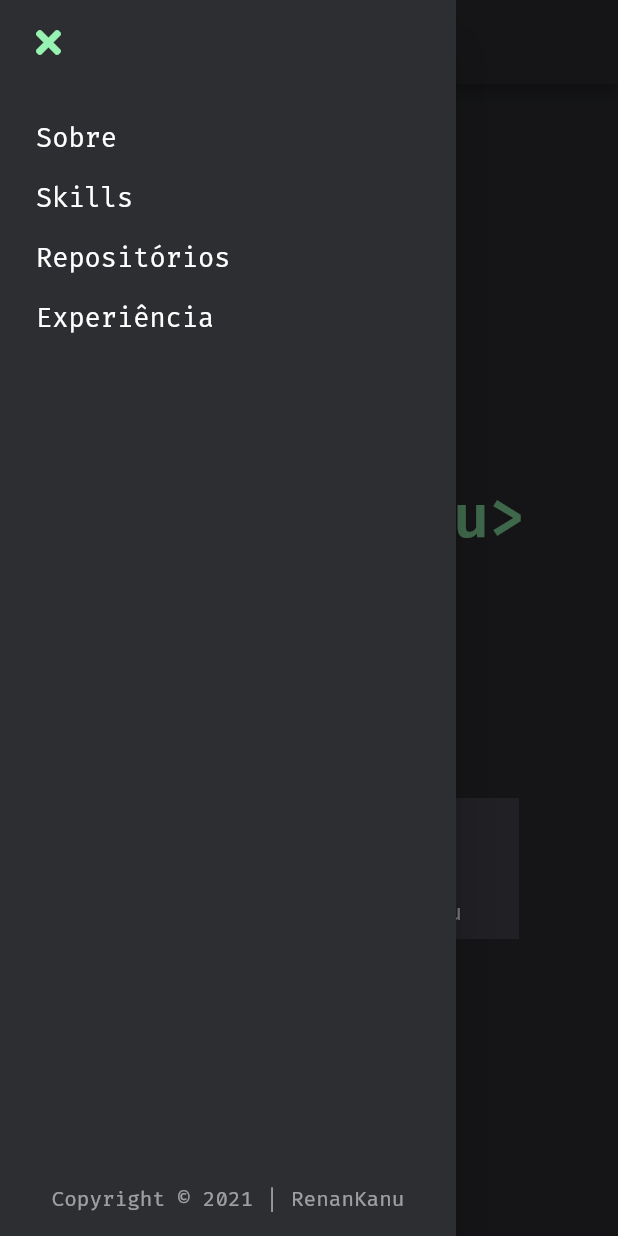
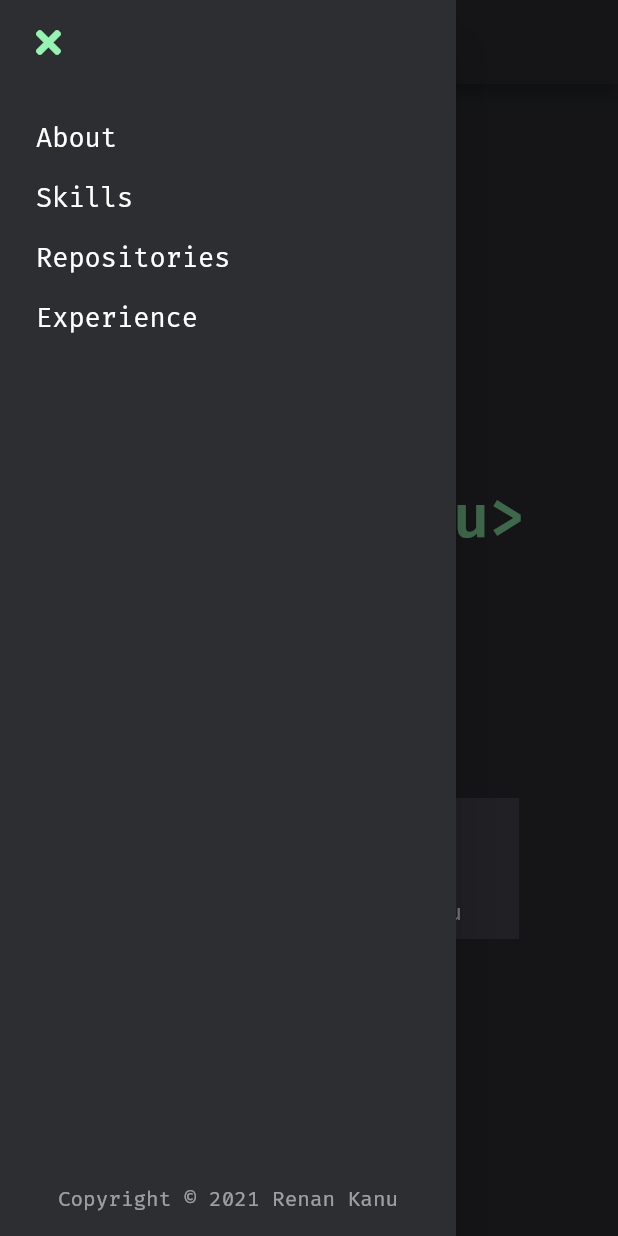
Before and after one commit to renankanu/flutter-portfolio, a Flutter app: the HomeSection screen opened directly, after a tap on an icon or button, on a phone screen of 412 x 824 dp. Run offline on Flutter 3.47's test engine with Material 2 defaults, Android fonts, the phone set to English and light mode, and no system bars; our stand-ins replace animated_text_kit, flutter_dotenv, flutter_modular, font_awesome_flutter, google_fonts, graphql_flutter and 4 more; missing offline and left inert: bloc_pattern, dart:html; accounts and stored records are empty; generated files the repository leaves out were written again; network calls fail; statements that could not run were skipped.

Commit message:
Feature - finish translation

```diff
--- a/lib/app/screens/components/my_appbar.dart
+++ b/lib/app/screens/components/my_appbar.dart
@@ -1,6 +1,7 @@
 import 'package:flutter/material.dart';
 import 'package:port_dart/app/screens/components/menu_item.dart';
 import 'package:port_dart/app/utils/colors.dart';
+import 'package:flutter_gen/gen_l10n/app_localizations.dart';
 
 class MyAppBar extends StatefulWidget {
   final Function onPressAbout;
@@ -55,7 +56,7 @@ class _MyAppBarState extends State<MyAppBar> {
             Row(
               children: [
                 MenuItem(
-                  title: 'Sobre',
+                  title: AppLocalizations.of(context).about,
                   onHolver: (value) {
                     setState(() {
                       _isHovering[0] = value;
@@ -77,7 +78,7 @@ class _MyAppBarState extends State<MyAppBar> {
                 ),
                 SizedBox(width: 10),
                 MenuItem(
-                  title: 'Repositórios',
+                  title: AppLocalizations.of(context).repository,
                   onHolver: (value) {
                     setState(() {
                       _isHovering[2] = value;
@@ -88,7 +89,7 @@ class _MyAppBarState extends State<MyAppBar> {
                 ),
                 SizedBox(width: 10),
                 MenuItem(
-                  title: 'Experiência',
+                  title: AppLocalizations.of(context).experience,
                   onHolver: (value) {
                     setState(() {
                       _isHovering[3] = value;
--- a/lib/app/screens/components/my_drawer.dart
+++ b/lib/app/screens/components/my_drawer.dart
@@ -1,6 +1,7 @@
 import 'package:flutter/material.dart';
 import 'package:font_awesome_flutter/font_awesome_flutter.dart';
 import 'package:port_dart/app/utils/colors.dart';
+import 'package:flutter_gen/gen_l10n/app_localizations.dart';
 
 class MyDrawer extends StatefulWidget {
   final Function onPressAbout;
@@ -46,7 +47,7 @@ class _MyDrawerState extends State<MyDrawer> {
                   widget.onPressAbout();
                 },
                 child: Text(
-                  'Sobre',
+                  AppLocalizations.of(context).about,
                   style: TextStyle(color: MyColors.white, fontSize: 18),
                 ),
               ),
@@ -68,7 +69,7 @@ class _MyDrawerState extends State<MyDrawer> {
                   widget.onPressRepo();
                 },
                 child: Text(
-                  'Repositórios',
+                  AppLocalizations.of(context).repository,
                   style: TextStyle(color: MyColors.white, fontSize: 18),
                 ),
               ),
@@ -79,7 +80,7 @@ class _MyDrawerState extends State<MyDrawer> {
                   widget.onPressXp();
                 },
                 child: Text(
-                  'Experiência',
+                  AppLocalizations.of(context).experience,
                   style: TextStyle(color: MyColors.white, fontSize: 18),
                 ),
               ),
@@ -87,7 +88,7 @@ class _MyDrawerState extends State<MyDrawer> {
                 child: Align(
                   alignment: Alignment.bottomCenter,
                   child: Text(
-                    'Copyright © 2021 | RenanKanu',
+                    '${AppLocalizations.of(context).copyright} ${DateTime.now().year} ${AppLocalizations.of(context).renanKanu}',
                     style: TextStyle(
                       color: Colors.white54,
                       fontSize: 14,
--- a/lib/app/screens/experience/experience_section.dart
+++ b/lib/app/screens/experience/experience_section.dart
@@ -1,5 +1,6 @@
 import 'package:flutter/material.dart';
 import 'package:port_dart/app/screens/components/base_container.dart';
+import 'package:flutter_gen/gen_l10n/app_localizations.dart';
 import 'package:port_dart/app/screens/experience/components/desc_xp.dart';
 import 'package:port_dart/app/screens/experience/components/row_xp.dart';
 import 'package:port_dart/app/utils/colors.dart';
@@ -16,7 +17,7 @@ class ExperienceSection extends StatelessWidget {
           crossAxisAlignment: CrossAxisAlignment.start,
           children: [
             Text(
-              'Experiências',
+              AppLocalizations.of(context).experience,
               style: TextStyle(
                   fontSize: 36,
                   fontWeight: FontWeight.w700,
@@ -29,60 +30,50 @@ class ExperienceSection extends StatelessWidget {
             ),
             SizedBox(height: 16),
             Text(
-              'Trabalhos anteriores e atuais',
+              AppLocalizations.of(context).prevCurrentWork,
               style: TextStyle(
                 color: MyColors.white,
               ),
             ),
             SizedBox(height: 60),
             RowXp(
-              time: 'Set. de 2019 - atual',
-              ocupation: 'Mobile Developer',
+              time: AppLocalizations.of(context).actualWorkDate,
+              ocupation: AppLocalizations.of(context).mobileDeveloper,
               company: 'MEGALEIOS',
               itemXp: Column(
                 crossAxisAlignment: CrossAxisAlignment.start,
                 children: [
-                  DescXp(
-                      label:
-                          '-> Desenvolvimento Mobile utilizando React Native e Flutter;'),
+                  DescXp(label: AppLocalizations.of(context).expMegaOne),
                   SizedBox(height: 6),
-                  DescXp(
-                      label: '-> Publicação dos APP nas lojas Android e iOS;'),
+                  DescXp(label: AppLocalizations.of(context).expMegaTwo),
                   SizedBox(height: 6),
-                  DescXp(
-                      label:
-                          '-> Refatoração e implmentação de novas features;'),
+                  DescXp(label: AppLocalizations.of(context).expMegaThree),
                   SizedBox(height: 6),
                 ],
               ),
             ),
             SizedBox(height: 24),
             RowXp(
-              time: 'Jul. de 2016 - Set. de 2019',
-              ocupation: 'Mobile Developer / FullStack',
+              time: AppLocalizations.of(context).oldWork,
+              ocupation:
+                  '${AppLocalizations.of(context).mobileDeveloper} / ${AppLocalizations.of(context).fullStack}',
               company: 'SISTERRA',
               itemXp: Column(
                 crossAxisAlignment: CrossAxisAlignment.start,
                 children: [
-                  DescXp(
-                      label:
-                          '-> Desenvolvimento de aplicativos para Android nativo (Java e Kotlin);'),
+                  DescXp(label: AppLocalizations.of(context).oldExpOne),
                   SizedBox(height: 6),
-                  DescXp(
-                      label:
-                          '-> Desenvolvimento de aplicações em PHP utilizando DDD para back-end;'),
+                  DescXp(label: AppLocalizations.of(context).oldExpTwo),
                   SizedBox(height: 6),
-                  DescXp(label: '-> Usando APIs REST;'),
+                  DescXp(label: AppLocalizations.of(context).oldExpThree),
                   SizedBox(height: 6),
-                  DescXp(label: '-> Controle de versão com GIT;'),
+                  DescXp(label: AppLocalizations.of(context).oldExpFour),
                   SizedBox(height: 6),
-                  DescXp(label: '-> Conhecimento em Docker;'),
+                  DescXp(label: AppLocalizations.of(context).oldExpFive),
                   SizedBox(height: 6),
-                  DescXp(
-                      label:
-                          '-> Conhecimento em AWS (Lambda, SNS, SQS, SES, EC2, RDS, S3);'),
+                  DescXp(label: AppLocalizations.of(context).oldExpSix),
                   SizedBox(height: 6),
-                  DescXp(label: '-> Usuário Linux (GNU / Linux Ubuntu);'),
+                  DescXp(label: AppLocalizations.of(context).oldExpSeven),
                   SizedBox(height: 6),
                 ],
               ),
--- a/lib/app/screens/footer/footer.dart
+++ b/lib/app/screens/footer/footer.dart
@@ -1,5 +1,6 @@
 import 'package:flutter/material.dart';
 import 'package:port_dart/app/utils/colors.dart';
+import 'package:flutter_gen/gen_l10n/app_localizations.dart';
 
 class Footer extends StatefulWidget {
   const Footer({
@@ -48,7 +49,7 @@ class _FooterState extends State<Footer> with TickerProviderStateMixin {
                   Padding(
                     padding: const EdgeInsets.only(left: 8),
                     child: Text(
-                      'Copyright © ${DateTime.now().year} Renan Kanu',
+                      '${AppLocalizations.of(context).copyright} ${DateTime.now().year} ${AppLocalizations.of(context).renanKanu}',
                       style: TextStyle(color: MyColors.white),
                     ),
                   ),
@@ -56,7 +57,7 @@ class _FooterState extends State<Footer> with TickerProviderStateMixin {
                   Padding(
                     padding: const EdgeInsets.only(left: 8),
                     child: Text(
-                      'Feito com Flutter 💙',
+                      AppLocalizations.of(context).madeFlutter,
                       style: TextStyle(color: MyColors.white),
                     ),
                   ),
--- a/lib/app/screens/intro/intro_section.dart
+++ b/lib/app/screens/intro/intro_section.dart
@@ -1,9 +1,5 @@
 import 'package:flutter/material.dart';
 import 'package:flutter_gen/gen_l10n/app_localizations.dart';
-import 'package:flutter_modular/flutter_modular.dart';
-import 'package:port_dart/app/app_bloc.dart';
-import 'package:port_dart/app/screens/components/flags.dart';
-
 import 'package:port_dart/app/screens/intro/components/terminal.dart';
 import 'package:port_dart/app/utils/colors.dart';
 import 'package:port_dart/app/utils/responsive.dart';
--- a/lib/app/screens/repositories/repository_section.dart
+++ b/lib/app/screens/repositories/repository_section.dart
@@ -5,6 +5,7 @@ import 'package:port_dart/app/graphql/queries.dart';
 import 'package:port_dart/app/screens/components/base_container.dart';
 import 'package:port_dart/app/screens/repositories/card_pinned.dart';
 import 'package:port_dart/app/utils/colors.dart';
+import 'package:flutter_gen/gen_l10n/app_localizations.dart';
 
 class RepositorySection extends StatefulWidget {
   const RepositorySection({Key key}) : super(key: key);
@@ -23,7 +24,7 @@ class _RepositorySectionState extends State<RepositorySection> {
           crossAxisAlignment: CrossAxisAlignment.start,
           children: [
             Text(
-              'Repos Favoritos',
+              AppLocalizations.of(context).favoriteRepo,
               style: TextStyle(
                   fontSize: 36,
                   fontWeight: FontWeight.w700,
@@ -47,7 +48,7 @@ class _RepositorySectionState extends State<RepositorySection> {
                     child: Padding(
                       padding: const EdgeInsets.only(top: 60),
                       child: Text(
-                        'Carregando repositorios',
+                        AppLocalizations.of(context).loadingRepo,
                         style: TextStyle(
                           fontSize: 22,
                           color: MyColors.white,
@@ -78,7 +79,7 @@ class _RepositorySectionState extends State<RepositorySection> {
                       SizedBox(height: 40),
                       RichText(
                         text: TextSpan(
-                          text: 'Total de commits -> ',
+                          text: '${AppLocalizations.of(context).totalCommits} ',
                           style: GoogleFonts.firaCode(
                             textStyle: TextStyle(
                                 color: MyColors.white, letterSpacing: .5),
```
Also changed, not shown: lib/l10n/app_en.arb (+23 -4 lines), lib/l10n/app_pt.arb (+24 -2 lines).
